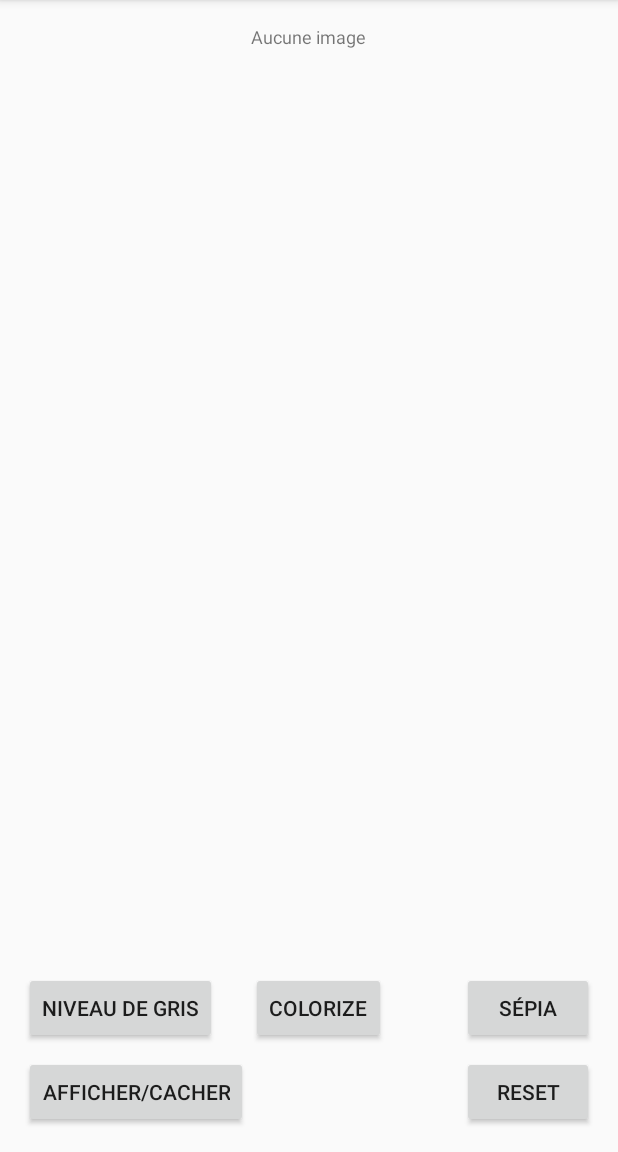
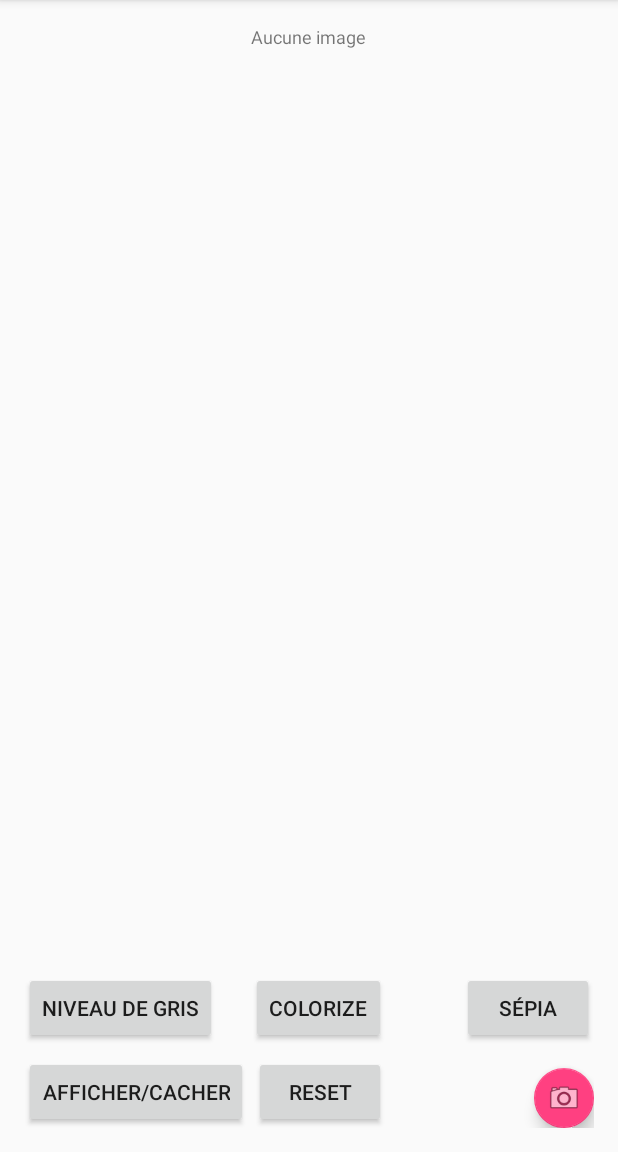
Before and after one commit to AnnihilerB/ProjetAndroid, an Android app: the screen it shows after launch (MainActivity), on a phone screen of 412 x 824 dp, the part 84-1236 px from its top. Run offline under Robolectric (Android 15) with nearby library versions, the phone set to English and light mode, and no system bars.

Commit message:
Ajout du FAB de la camera

```diff
--- a/app/src/main/res/layout/activity_main.xml
+++ b/app/src/main/res/layout/activity_main.xml
@@ -1,5 +1,6 @@
 <?xml version="1.0" encoding="utf-8"?>
 <RelativeLayout xmlns:android="http://schemas.android.com/apk/res/android"
+    xmlns:app="http://schemas.android.com/apk/res-auto"
     xmlns:tools="http://schemas.android.com/tools"
     android:layout_width="match_parent"
     android:layout_height="match_parent"
@@ -48,15 +49,6 @@
         android:layout_alignParentEnd="true" />
 
     <Button
-        android:text="Reset"
-        android:layout_width="wrap_content"
-        android:layout_height="wrap_content"
-        android:id="@+id/reinit"
-        android:layout_alignTop="@+id/afficherCacher"
-        android:layout_alignParentRight="true"
-        android:layout_alignParentEnd="true" />
-
-    <Button
         android:layout_width="wrap_content"
         android:layout_height="wrap_content"
         android:text="Afficher/cacher"
@@ -74,5 +66,25 @@
         android:layout_alignStart="@+id/textView"
         android:id="@+id/colorize" />
 
+    <Button
+        android:text="Reset"
+        android:layout_width="wrap_content"
+        android:layout_height="wrap_content"
+        android:id="@+id/reinit"
+        android:layout_alignParentBottom="true"
+        android:layout_alignRight="@+id/colorize"
+        android:layout_alignEnd="@+id/colorize" />
+
+    <android.support.design.widget.FloatingActionButton
+        android:layout_width="wrap_content"
+        android:layout_height="wrap_content"
+        android:clickable="true"
+        app:fabSize="mini"
+        app:srcCompat="@android:drawable/ic_menu_camera"
+        android:id="@+id/appareilphoto"
+        android:layout_alignParentBottom="true"
+        android:layout_alignParentRight="true"
+        android:layout_alignParentEnd="true" />
+
 
 </RelativeLayout>
```
